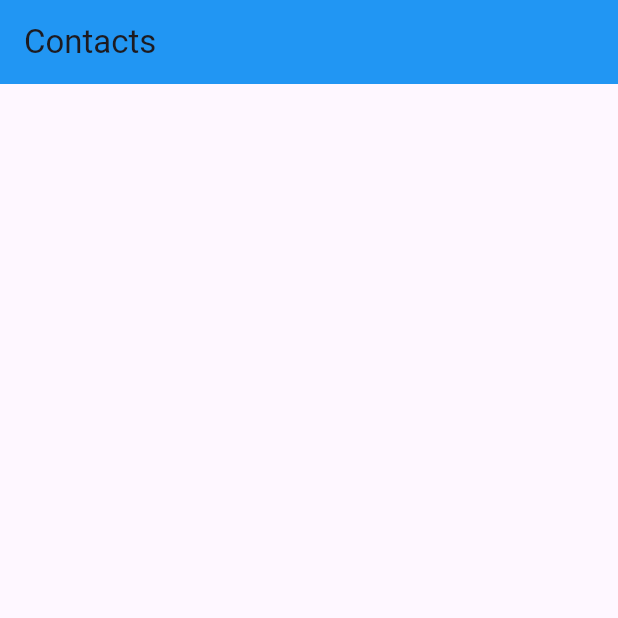
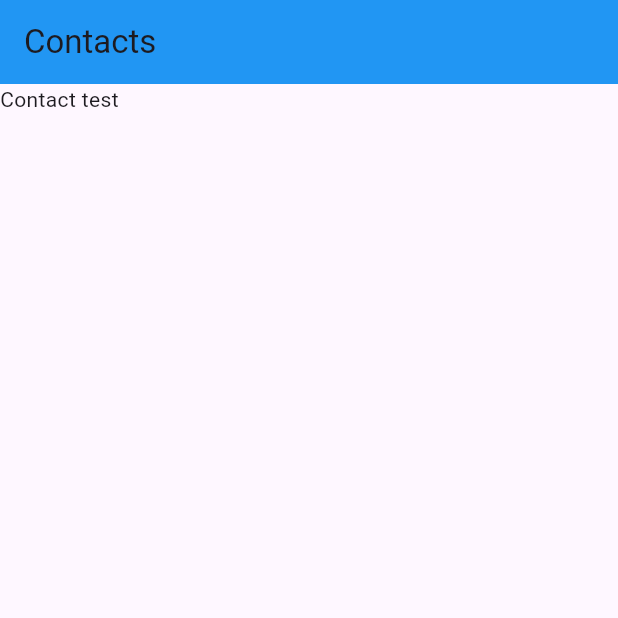
Before and after one commit to tashisrael/fluttertest, a Flutter app: the screen it shows after launch, on a phone screen of 412 x 824 dp, the top half of it. Run offline on Flutter 3.47's test engine with Material 3 defaults, Android fonts, the phone set to English and light mode, and no system bars.

Commit message:
add column widget

```diff
--- a/contacts_app/lib/main.dart
+++ b/contacts_app/lib/main.dart
@@ -7,7 +7,6 @@ void main() {
 
 class MainApp extends StatelessWidget {
   const MainApp({super.key});
-
   @override
   Widget build(BuildContext context) {
     return  MaterialApp(
--- a/contacts_app/lib/ui/contacts_list/contacts_list_page.dart
+++ b/contacts_app/lib/ui/contacts_list/contacts_list_page.dart
@@ -8,6 +8,9 @@ class ContactsListPage extends StatelessWidget {
   Widget build(BuildContext context) {
     return Scaffold(
       appBar: AppBar(title: const Text('Contacts'),),
+      body: const Column(children: [
+        Text('Contact test'),
+      ],),
     );
   }
 }
```
